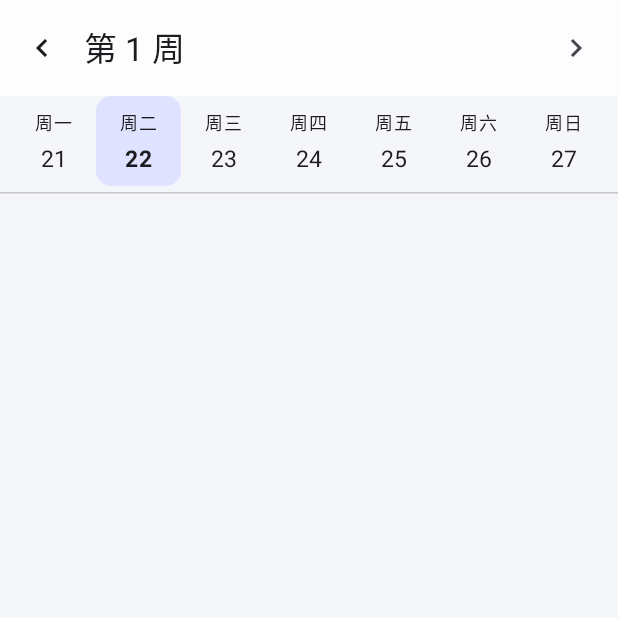
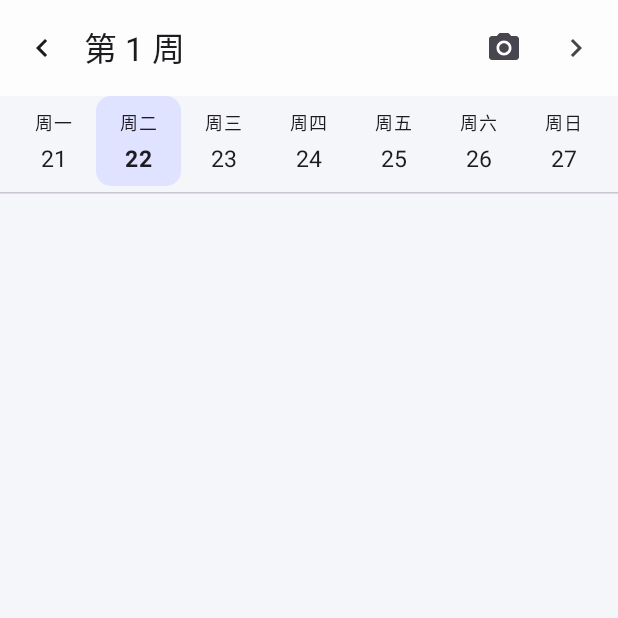
Before and after one commit to zaq1103/Timetable, an Android app built with Jetpack Compose: the TimetableScreen screen opened through its navigation route, on a phone screen of 412 x 824 dp, the top half of it. Run offline under Robolectric (Android 15) with nearby library versions, the light colour scheme and no system bars.

Commit message:
Update TimetableScreen.kt

```diff
--- a/app/src/main/java/com/example/teachertimetable/ui/timetable/TimetableScreen.kt
+++ b/app/src/main/java/com/example/teachertimetable/ui/timetable/TimetableScreen.kt
@@ -8,6 +8,7 @@ import androidx.compose.foundation.lazy.items
 import androidx.compose.foundation.shape.RoundedCornerShape
 import androidx.compose.material.icons.Icons
 import androidx.compose.material.icons.filled.Add
+import androidx.compose.material.icons.filled.CameraAlt
 import androidx.compose.material.icons.filled.ChevronLeft
 import androidx.compose.material.icons.filled.ChevronRight
 import androidx.compose.material3.*
@@ -32,7 +33,8 @@ fun TimetableScreen(
     vm: AppViewModel,
     onAddCourse: () -> Unit,
     onEditCourse: (Long) -> Unit,
-    onOpenMemo: (String) -> Unit
+    onOpenMemo: (String) -> Unit,
+    onScanImport: () -> Unit
 ) {
     val state by vm.uiState.collectAsState()
     var selectedSession by remember { mutableStateOf<ClassSession?>(null) }
@@ -49,6 +51,9 @@ fun TimetableScreen(
                     }
                 },
                 actions = {
+                    IconButton(onClick = onScanImport) {
+                        Icon(Icons.Filled.CameraAlt, "扫描导入")
+                    }
                     IconButton(onClick = { vm.nextWeek() }) {
                         Icon(Icons.Filled.ChevronRight, "下一周")
                     }
```
